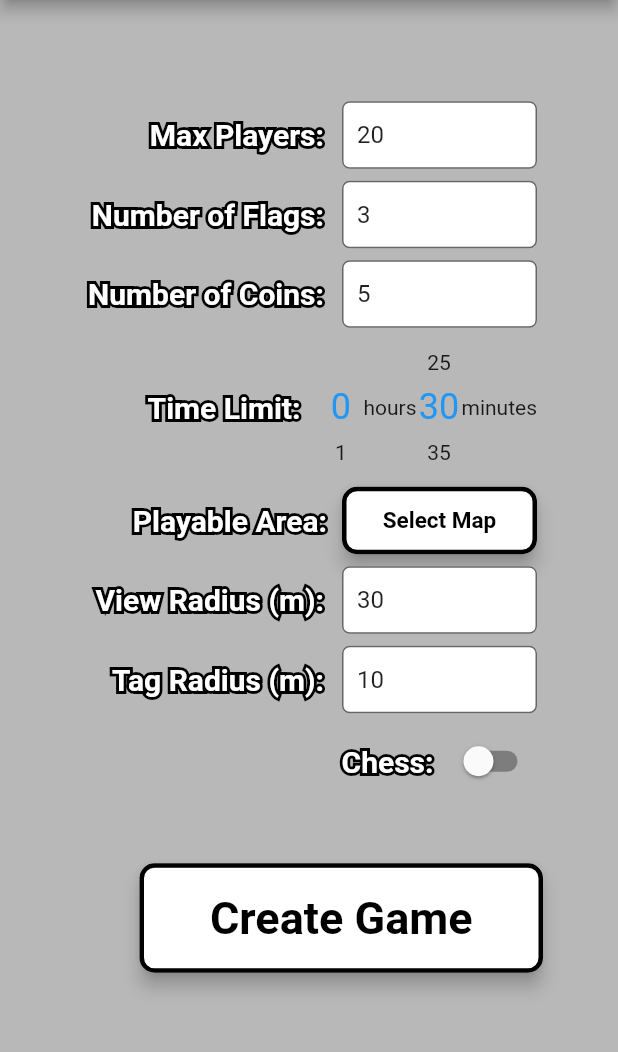
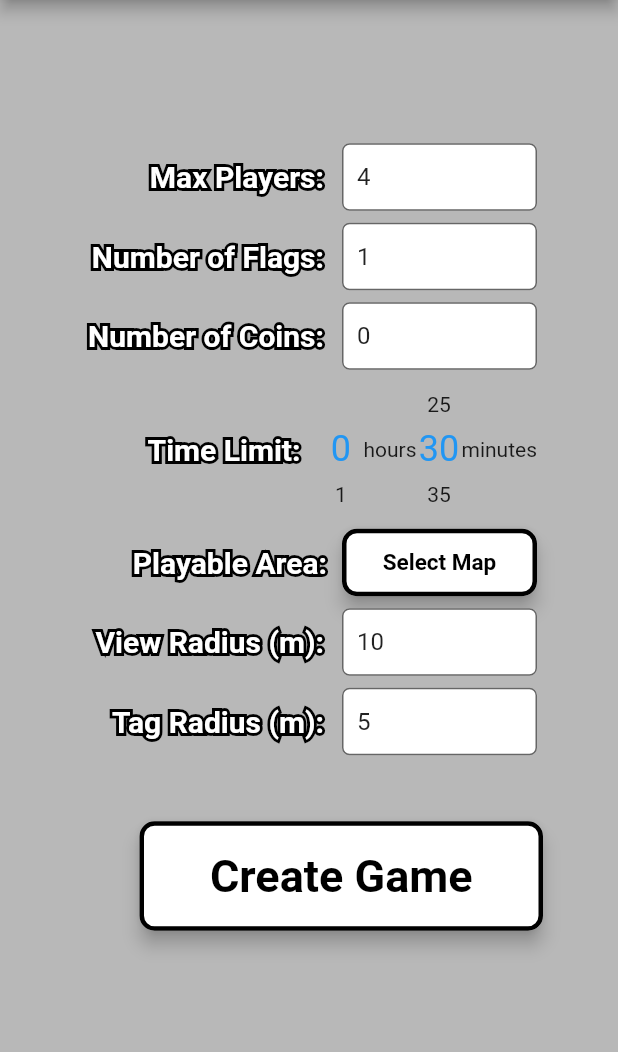
Before and after one commit to liuxuf112/hitheball-frontend, a Flutter app: the CreateGameScreen screen opened directly, on a phone screen of 412 x 824 dp, the part 84-1136 px from its top. Run offline on Flutter 3.47's test engine with Material 2 defaults, Android fonts, the phone set to English and light mode, and no system bars; drawn by our look-alikes of numberpicker; our stand-ins replace audioplayers, confetti, geolocator, google_maps_flutter, location, vibration; missing offline and left inert: app_settings, parallax_rain, platform_device_id.

Commit message:
updated buttons, text, input

```diff
--- a/lib/pages/create_game_screen.dart
+++ b/lib/pages/create_game_screen.dart
@@ -51,11 +51,11 @@ class _CreateGameScreenState extends State<CreateGameScreen> {
       5; //this updates to 0 once hours goes to higher than 1, and back to 0.
   var _createGameButtonActive = true;
 
-  final tagRadiusController = TextEditingController(text: '10');
-  final viewRadiusController = TextEditingController(text: '30');
-  final playersController = TextEditingController(text: '20');
-  final flagsController = TextEditingController(text: '3');
-  final coinsController = TextEditingController(text: '5');
+  final tagRadiusController = TextEditingController(text: '5');
+  final viewRadiusController = TextEditingController(text: '10');
+  final playersController = TextEditingController(text: '4');
+  final flagsController = TextEditingController(text: '1');
+  final coinsController = TextEditingController(text: '0');
 
   bool isChessOn = false;
   final GameState _gameState = GameState();
@@ -391,30 +391,30 @@ class _CreateGameScreenState extends State<CreateGameScreen> {
                               text: 'Tag Radius (m):',
                               textRightPadding: 12),
                         ),
-                        Padding(
-                          padding: const EdgeInsets.all(4.0),
-                          child: Row(
-                            mainAxisAlignment: MainAxisAlignment.end,
-                            children: [
-                              const TextWithOutline(
-                                  fontSize: 20,
-                                  strokeWidth: 4,
-                                  strokeColor: Colors.black,
-                                  textColor: Colors.white,
-                                  text: "Chess:"),
-                              Switch(
-                                value: isChessOn,
-                                onChanged: (value) {
-                                  setState(() {
-                                    isChessOn = value;
-                                  });
-                                },
-                                activeTrackColor: Colors.green,
-                                activeColor: Colors.white,
-                              ),
-                            ],
-                          ),
-                        ),
+                        // Padding(
+                        //   padding: const EdgeInsets.all(4.0),
+                        //   child: Row(
+                        //     mainAxisAlignment: MainAxisAlignment.end,
+                        //     children: [
+                        //       const TextWithOutline(
+                        //           fontSize: 20,
+                        //           strokeWidth: 4,
+                        //           strokeColor: Colors.black,
+                        //           textColor: Colors.white,
+                        //           text: "Chess:"),
+                        //       Switch(
+                        //         value: isChessOn,
+                        //         onChanged: (value) {
+                        //           setState(() {
+                        //             isChessOn = value;
+                        //           });
+                        //         },
+                        //         activeTrackColor: Colors.green,
+                        //         activeColor: Colors.white,
+                        //       ),
+                        //     ],
+                        //   ),
+                        // ),
                       ],
                     ),
                   ),
```
